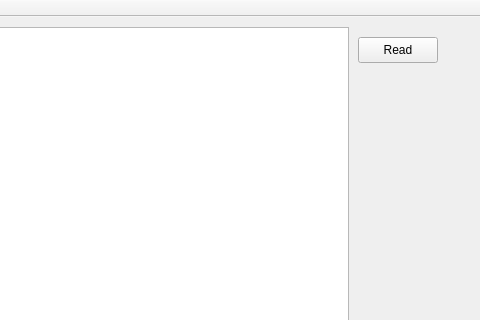
First picture: the form in mainwindow.ui, repository jaq1217/i700-xml, before the edit; both pictures show x 422 to 902 and y 0 to 320 of the 902 by 714 pixel window.
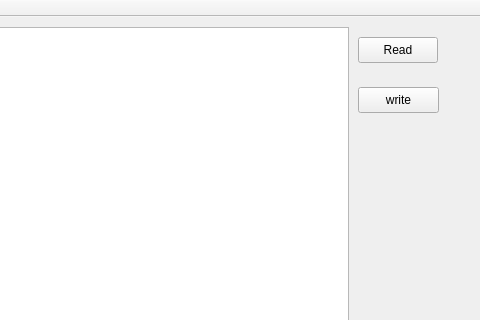
Second picture: the form after the edit.

Patch:
```diff
--- a/mainwindow.ui
+++ b/mainwindow.ui
@@ -40,6 +40,19 @@
      <number>-1</number>
     </property>
    </widget>
+   <widget class="QPushButton" name="writeButton">
+    <property name="geometry">
+     <rect>
+      <x>780</x>
+      <y>70</y>
+      <width>81</width>
+      <height>26</height>
+     </rect>
+    </property>
+    <property name="text">
+     <string>write</string>
+    </property>
+   </widget>
   </widget>
   <widget class="QMenuBar" name="menuBar">
    <property name="geometry">
```
